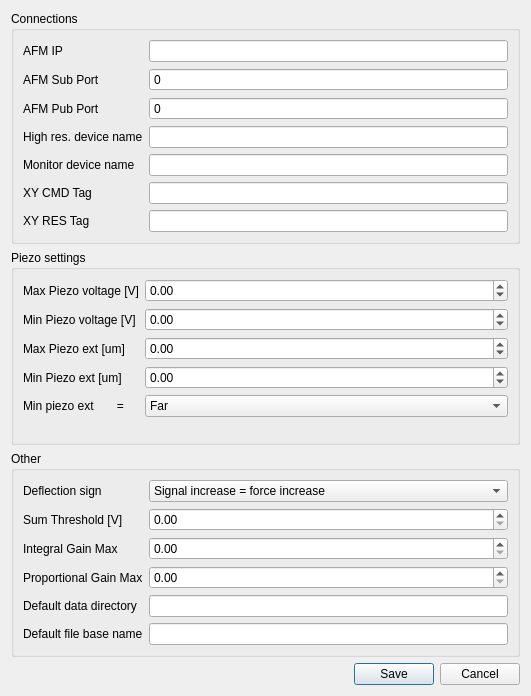
Above: GUIs/hwConfig_dialog.ui from elandini/CoMPlEx before the change. Below: the same form after it.
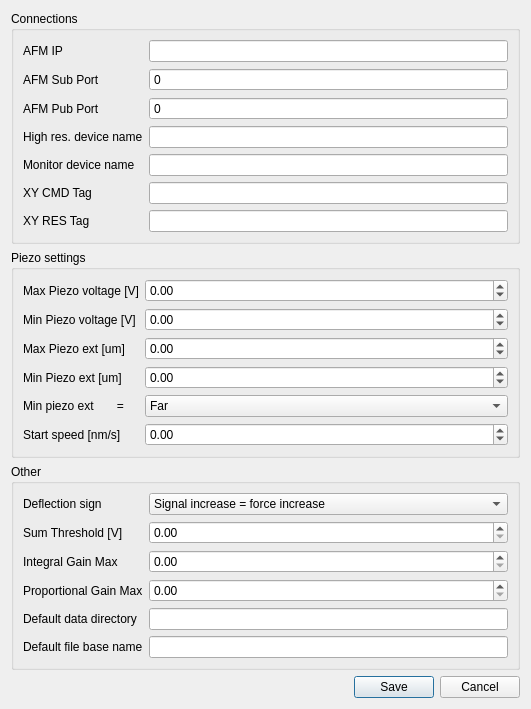
That is the form after the change.

```diff
--- a/GUIs/hwConfig_dialog.ui
+++ b/GUIs/hwConfig_dialog.ui
@@ -196,6 +196,20 @@
         </item>
        </widget>
       </item>
+      <item row="5" column="1">
+       <widget class="QDoubleSpinBox" name="toStartSpeedNumDbl">
+        <property name="minimum">
+         <double>-99.000000000000000</double>
+        </property>
+       </widget>
+      </item>
+      <item row="5" column="0">
+       <widget class="QLabel" name="label_19">
+        <property name="text">
+         <string>Start speed [nm/s]</string>
+        </property>
+       </widget>
+      </item>
      </layout>
      <zorder>label_5</zorder>
      <zorder>maxPiezoVoltNumDbl</zorder>
```
Left out of the diff: 2 changed lines with no effect on the pictures.
